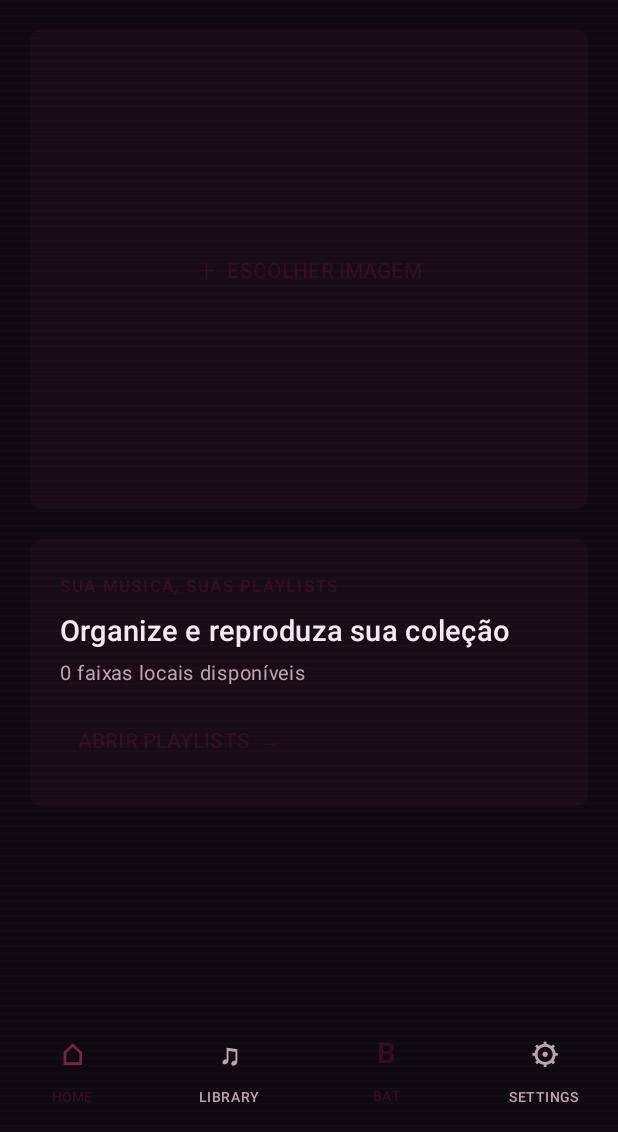
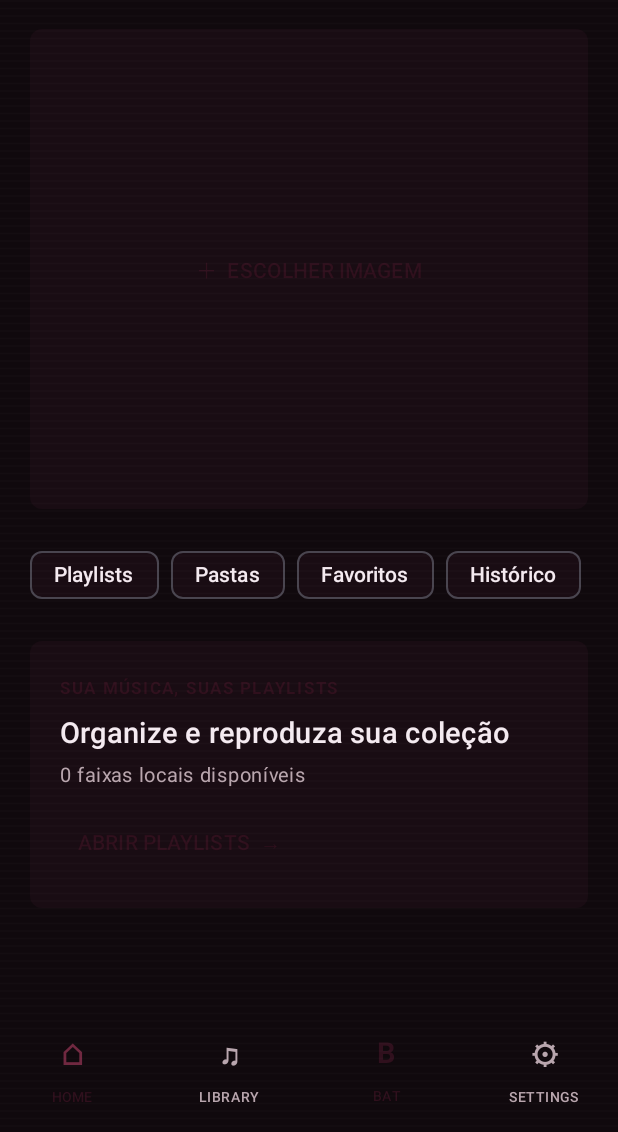
Before and after one commit to joaosmkjk/BatMusic, an Android app built with Jetpack Compose: the screen it shows after launch (MainActivity), on a phone screen of 412 x 824 dp, the part 104-1236 px from its top. Run offline under Robolectric (Android 15) with nearby library versions, the phone set to English and light mode, and no system bars; 7 statements that could not run were skipped.

Commit message:
Improve Home shortcuts and library discovery

```diff
--- a/app/src/main/java/com/batmusic/app/ui/screens/BatMusicScreens.kt
+++ b/app/src/main/java/com/batmusic/app/ui/screens/BatMusicScreens.kt
@@ -59,7 +59,7 @@ import com.batmusic.app.theme.ThemeManager
 import kotlin.math.roundToInt
 import android.widget.Toast
 
-private val librarySections = listOf("Playlists")
+private val librarySections = listOf("Playlists", "Pastas", "Favoritos", "Histórico")
 private val audioPresets = listOf("Original / Flat", "Rock", "Metal", "Classical", "Electronic", "Vocal", "BATLOUD", "Custom")
 private val LocalBatAnimations = staticCompositionLocalOf { true }
 private val LocalBatAnimationSpeed = staticCompositionLocalOf { 1f }
@@ -411,11 +411,54 @@ private fun HomeScreen(
         if (!hasPermission) {
             EmptyPanel("Sua biblioteca começa aqui", "Permita o acesso às músicas para montar suas playlists.", "Conceder acesso", onRequestPermission)
         } else {
+            Row(
+                Modifier.fillMaxWidth().horizontalScroll(rememberScrollState()),
+                horizontalArrangement = Arrangement.spacedBy(8.dp)
+            ) {
+                listOf("Playlists", "Pastas", "Favoritos", "Histórico").forEach { destination ->
+                    AssistChip(
+                        onClick = { onOpenLibrary(destination) },
+                        label = { Text(destination) },
+                        colors = AssistChipDefaults.assistChipColors(
+                            containerColor = MaterialTheme.colorScheme.surface,
+                            labelColor = MaterialTheme.colorScheme.onSurface
+                        )
+                    )
+                }
+            }
             Column(Modifier.fillMaxWidth().clip(RoundedCornerShape(8.dp)).background(MaterialTheme.colorScheme.surface).clickable { onOpenLibrary("Playlists") }.padding(20.dp)) {
                 Text("SUA MÚSICA, SUAS PLAYLISTS", color = MaterialTheme.colorScheme.primary, fontSize = 11.sp, fontWeight = FontWeight.Bold, letterSpacing = 1.2.sp)
                 Text("Organize e reproduza sua coleção", color = MaterialTheme.colorScheme.onBackground, fontSize = 19.sp, fontWeight = FontWeight.SemiBold, modifier = Modifier.padding(top = 6.dp))
                 Text("${songs.size} faixas locais disponíveis", color = MaterialTheme.colorScheme.onSurfaceVariant, fontSize = 13.sp, modifier = Modifier.padding(top = 4.dp))
                 TextButton(onClick = { onOpenLibrary("Playlists") }, modifier = Modifier.padding(top = 8.dp)) { Text("ABRIR PLAYLISTS  →") }
+            }
+            val recentTracks = history.take(5).mapNotNull { id -> songs.firstOrNull { it.second.id == id } }
+            if (recentTracks.isNotEmpty()) {
+                Column(verticalArrangement = Arrangement.spacedBy(8.dp)) {
+                    Row(Modifier.fillMaxWidth(), verticalAlignment = Alignment.CenterVertically) {
+                        Column(Modifier.weight(1f)) {
+                            Text("CONTINUE OUVINDO", color = MaterialTheme.colorScheme.onBackground, fontSize = 17.sp, fontWeight = FontWeight.Bold, letterSpacing = .5.sp)
+                            Text("Suas últimas faixas", color = MaterialTheme.colorScheme.onSurfaceVariant, fontSize = 12.sp)
+                        }
+                        TextButton(onClick = { onOpenLibrary("Histórico") }) { Text("VER TUDO") }
+                    }
+                    recentTracks.forEach { (index, song) ->
+                        Row(
+                            Modifier.fillMaxWidth().clip(RoundedCornerShape(8.dp))
+                                .background(MaterialTheme.colorScheme.surface)
+                                .clickable { onPlaySong(index) }
+                                .padding(10.dp),
+                            verticalAlignment = Alignment.CenterVertically
+                        ) {
+                            Artwork(song.artworkUri, Modifier.size(44.dp).clip(RoundedCornerShape(5.dp)), song.title)
+                            Column(Modifier.weight(1f).padding(horizontal = 10.dp)) {
+                                Text(song.title, color = MaterialTheme.colorScheme.onBackground, fontSize = 14.sp, fontWeight = FontWeight.SemiBold, maxLines = 1, overflow = TextOverflow.Ellipsis)
+                                Text(song.artist, color = MaterialTheme.colorScheme.onSurfaceVariant, fontSize = 12.sp, maxLines = 1, overflow = TextOverflow.Ellipsis)
+                            }
+                            Text("▶", color = MaterialTheme.colorScheme.primary, fontSize = 15.sp)
+                        }
+                    }
+                }
             }
         }
     }
@@ -434,6 +477,7 @@ private fun LibraryScreen(
     val byId = remember(allSongs) { allSongs.withIndex().associate { it.value.id to it.index } }
     val filtered = when (section) {
         "Favoritos" -> songs.filter { it.second.id in favorites }
+        "Histórico" -> songs.filter { it.second.id in history }.sortedBy { history.indexOf(it.second.id) }
         else -> songs
     }
     Column(Modifier.fillMaxSize()) {
@@ -460,6 +504,7 @@ private fun LibraryScreen(
         } else if (filtered.isEmpty()) {
             when (section) {
                 "Favoritos" -> EmptyPanel("Sem favoritos", "Marque músicas com o coração para guardá-las aqui.", "Ver pastas", { onSection("Pastas") }, Modifier.padding(20.dp))
+                "Histórico" -> EmptyPanel("Nada por aqui ainda", "As faixas tocadas aparecerão nesta lista para você retomar rapidamente.", "Ver playlists", { onSection("Playlists") }, Modifier.padding(20.dp))
                 else -> EmptyPanel("Nenhuma música encontrada", if (query.isBlank()) "Atualize a biblioteca para reler o MediaStore." else "Nenhum resultado para essa busca.", "Atualizar biblioteca", onRefresh, Modifier.padding(20.dp))
             }
         } else {
```
